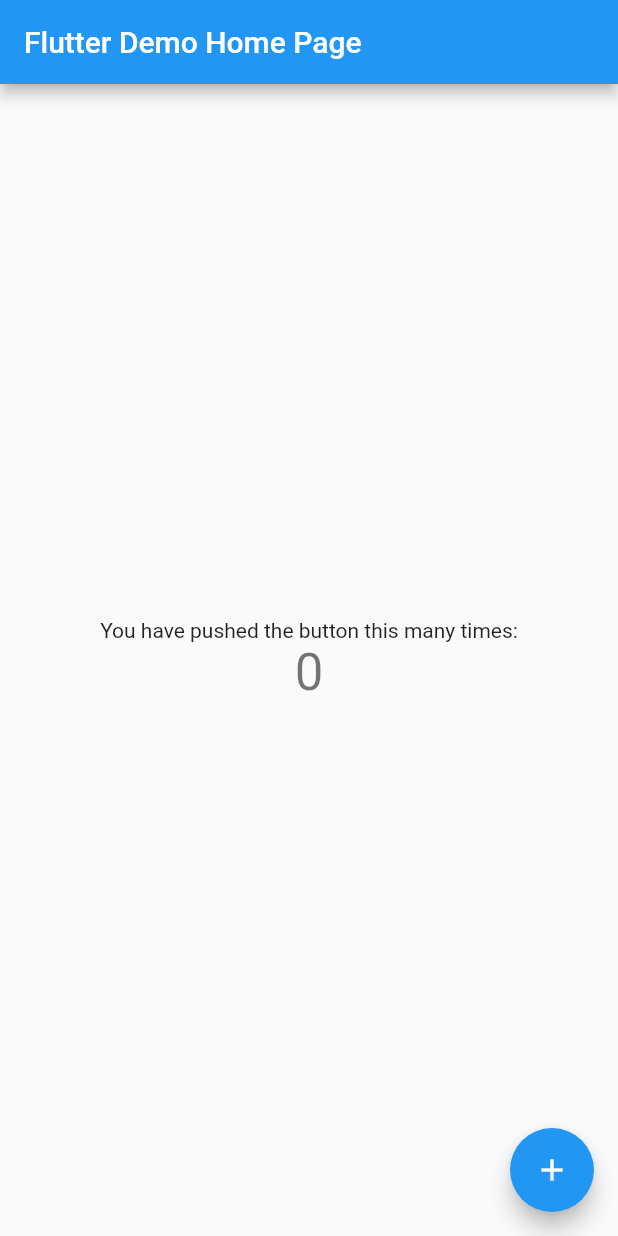
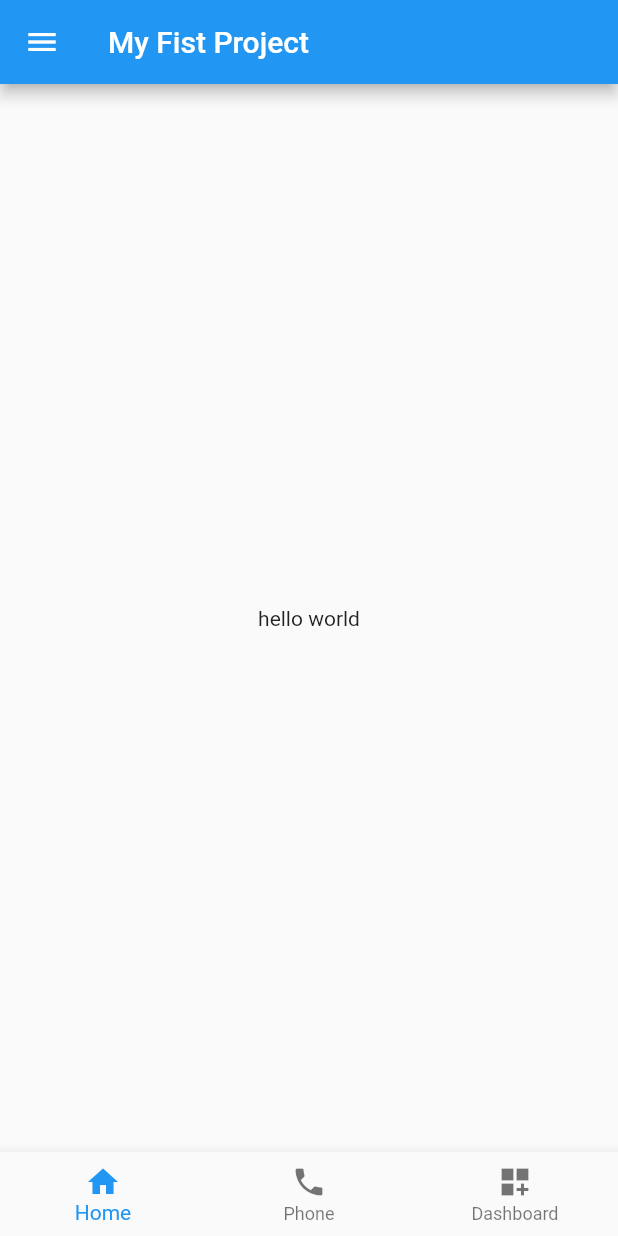
Before and after one commit to rlmaster61123810/projectful01, a Flutter app: the screen it shows after launch, on a phone screen of 412 x 824 dp. Run offline on Flutter 3.47's test engine with Material 2 defaults, Android fonts, the phone set to English and light mode, and no system bars.

Commit message:
connet 1

```diff
--- a/flutter_application_1/lib/main.dart
+++ b/flutter_application_1/lib/main.dart
@@ -1,113 +1,36 @@
 import 'package:flutter/material.dart';
 
 void main() {
-  runApp(MyApp());
-}
-
-class MyApp extends StatelessWidget {
-  // This widget is the root of your application.
-  @override
-  Widget build(BuildContext context) {
-    return MaterialApp(
-      title: 'Flutter Demo',
-      theme: ThemeData(
-        // This is the theme of your application.
-        //
-        // Try running your application with "flutter run". You'll see the
-        // application has a blue toolbar. Then, without quitting the app, try
-        // changing the primarySwatch below to Colors.green and then invoke
-        // "hot reload" (press "r" in the console where you ran "flutter run",
-        // or simply save your changes to "hot reload" in a Flutter IDE).
-        // Notice that the counter didn't reset back to zero; the application
-        // is not restarted.
-        primarySwatch: Colors.blue,
+  runApp(
+    MaterialApp(
+      home: Scaffold(
+        drawer: Drawer(
+          child: Text("hello Drawer")
         ),
-      home: MyHomePage(title: 'Flutter Demo Home Page'),
-    );
-  }
-}
-
-class MyHomePage extends StatefulWidget {
-  MyHomePage({Key key, this.title}) : super(key: key);
-
-  // This widget is the home page of your application. It is stateful, meaning
-  // that it has a State object (defined below) that contains fields that affect
-  // how it looks.
-
-  // This class is the configuration for the state. It holds the values (in this
-  // case the title) provided by the parent (in this case the App widget) and
-  // used by the build method of the State. Fields in a Widget subclass are
-  // always marked "final".
-
-  final String title;
-
-  @override
-  _MyHomePageState createState() => _MyHomePageState();
-}
-
-class _MyHomePageState extends State<MyHomePage> {
-  int _counter = 0;
-
-  void _incrementCounter() {
-    setState(() {
-      // This call to setState tells the Flutter framework that something has
-      // changed in this State, which causes it to rerun the build method below
-      // so that the display can reflect the updated values. If we changed
-      // _counter without calling setState(), then the build method would not be
-      // called again, and so nothing would appear to happen.
-      _counter++;
-    });
-  }
-
-  @override
-  Widget build(BuildContext context) {
-    // This method is rerun every time setState is called, for instance as done
-    // by the _incrementCounter method above.
-    //
-    // The Flutter framework has been optimized to make rerunning build methods
-    // fast, so that you can just rebuild anything that needs updating rather
-    // than having to individually change instances of widgets.
-    return Scaffold(
     appBar: AppBar(
-        // Here we take the value from the MyHomePage object that was created by
-        // the App.build method, and use it to set our appbar title.
-        title: Text(widget.title),
+      title: Text(
+        "My Fist Project",
+      ),
     ),
     body: Center(
-        // Center is a layout widget. It takes a single child and positions it
-        // in the middle of the parent.
-        child: Column(
-          // Column is also a layout widget. It takes a list of children and
-          // arranges them vertically. By default, it sizes itself to fit its
-          // children horizontally, and tries to be as tall as its parent.
-          //
-          // Invoke "debug painting" (press "p" in the console, choose the
-          // "Toggle Debug Paint" action from the Flutter Inspector in Android
-          // Studio, or the "Toggle Debug Paint" command in Visual Studio Code)
-          // to see the wireframe for each widget.
-          //
-          // Column has various properties to control how it sizes itself and
-          // how it positions its children. Here we use mainAxisAlignment to
-          // center the children vertically; the main axis here is the vertical
-          // axis because Columns are vertical (the cross axis would be
-          // horizontal).
-          mainAxisAlignment: MainAxisAlignment.center,
-          children: <Widget>[
-            Text(
-              'You have pushed the button this many times:',
+      child: Text("hello world",
+    )
    ),
-            Text(
-              '$_counter',
-              style: Theme.of(context).textTheme.headline4,
+   bottomNavigationBar: BottomNavigationBar(items: [
+     BottomNavigationBarItem(
+       icon: Icon(Icons.home),
+       label:"Home"
+       ),
+     BottomNavigationBarItem(
+       icon: Icon(Icons.phone),
+       label:"Phone"
+       ),
+     BottomNavigationBarItem(
+       icon: Icon(Icons.dashboard_customize),
+       label:"Dashboard"
        ),
    ],
    ),
   ),
-      floatingActionButton: FloatingActionButton(
-        onPressed: _incrementCounter,
-        tooltip: 'Increment',
-        child: Icon(Icons.add),
-      ), // This trailing comma makes auto-formatting nicer for build methods.
-    );
+));
 }
-}
```
Also changed, not shown: 1 other file. Lines whose indentation alone changed are shown as unchanged.
